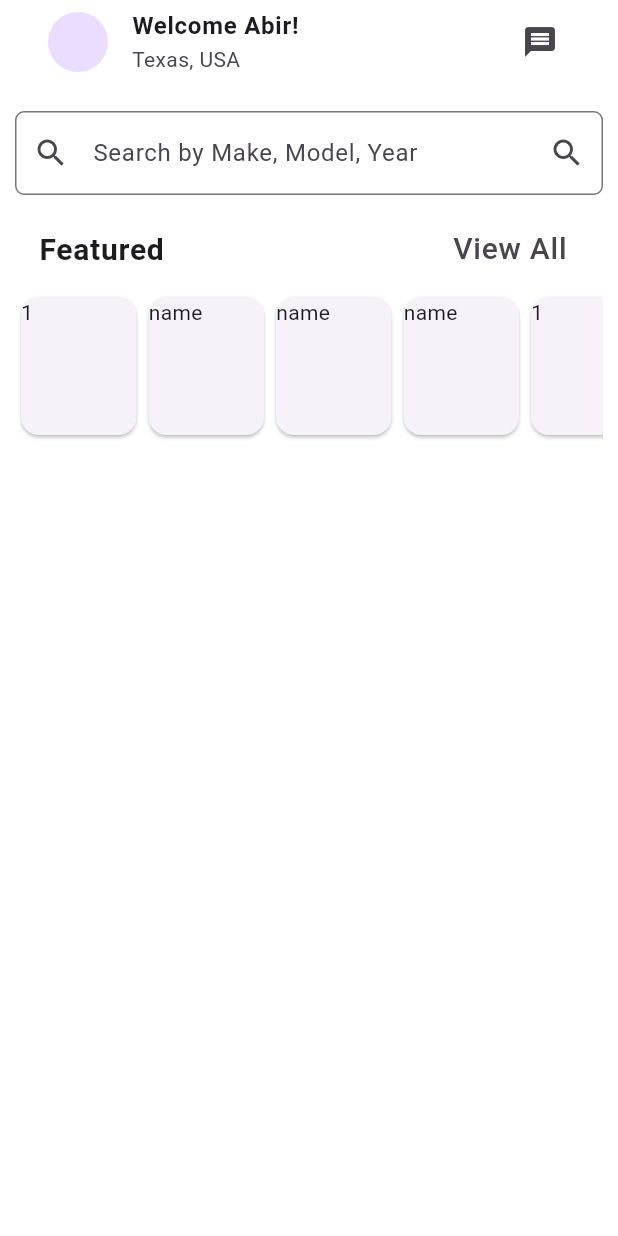
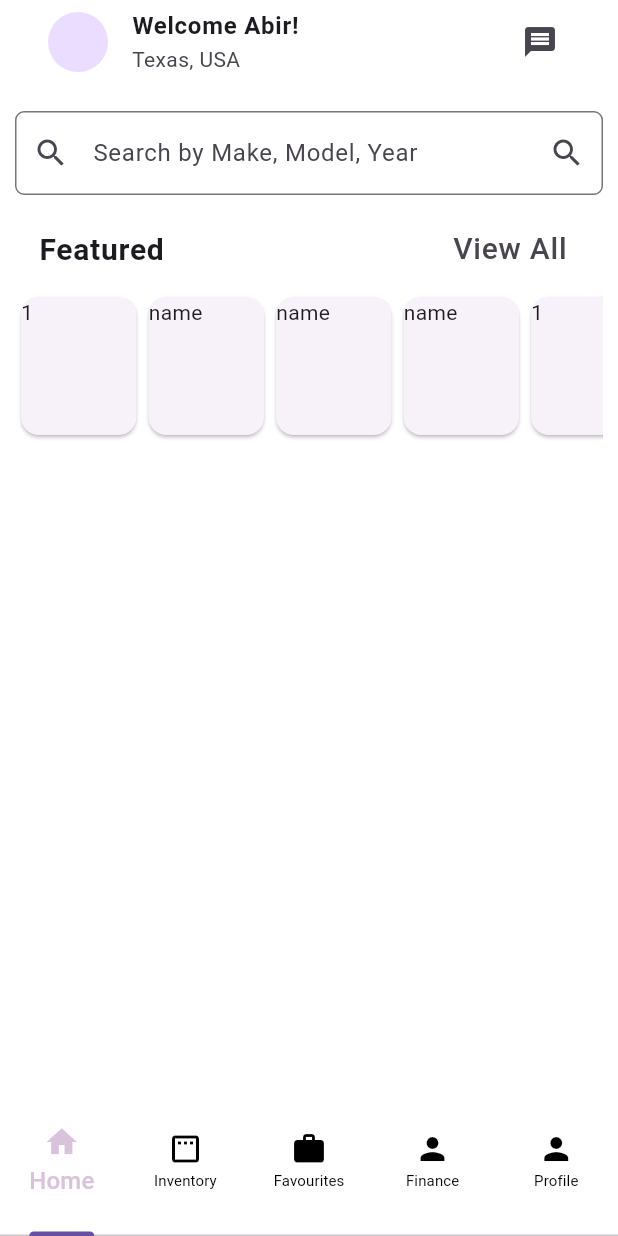
Before and after one commit to Tarikul69/car_01, a Flutter app: the login screen opened directly, after a tap on "Login", on a phone screen of 412 x 824 dp. Run offline on Flutter 3.47's test engine with Material 3 defaults, Android fonts, the phone set to English and light mode, and no system bars; our stand-ins replace get; missing offline and left inert: onboarding.

Commit message:
Update - Navbar

```diff
--- /dev/null
+++ b/lib/components/navbar.dart
@@ -0,0 +1,46 @@
+import 'package:car_01/widgets/favourites/favourits.dart';
+import 'package:car_01/widgets/finance/finance.dart';
+import 'package:car_01/widgets/home/home.dart';
+import 'package:car_01/widgets/inventory/inventory.dart';
+import 'package:car_01/widgets/profile/profile.dart';
+import 'package:flutter/material.dart';
+
+class navbar extends StatelessWidget {
+  const navbar({Key? key}) : super(key: key);
+  @override
+  Widget build(BuildContext context) {
+    return DefaultTabController(
+      length: 5,
+      child: Scaffold(
+        body: TabBarView(
+          children: [
+            home(),
+            inventory(),
+            finance(),
+            favourits(),
+            profile(),
+          ],
+        ),
+        bottomNavigationBar: Container(
+          height: 100,
+          width: MediaQuery.of(context).size.width,
+          child: TabBar(
+            indicatorWeight: .1,
+            labelStyle: TextStyle(fontSize: 16, fontWeight: FontWeight.w500),
+            unselectedLabelStyle:
+                TextStyle(fontSize: 10, fontWeight: FontWeight.normal),
+            unselectedLabelColor: Colors.black,
+            labelColor: Color.fromARGB(255, 217, 195, 220),
+            tabs: [
+              Tab(text: "Home", icon: Icon(Icons.home)),
+              Tab(text: "Inventory", icon: Icon(Icons.padding_outlined)),
+              Tab(text: "Favourites", icon: Icon(Icons.work)),
+              Tab(text: "Finance", icon: Icon(Icons.person)),
+              Tab(text: "Profile", icon: Icon(Icons.person)),
+            ],
+          ),
+        ),
+      ),
+    );
+  }
+}
--- a/lib/login-registration/login.dart
+++ b/lib/login-registration/login.dart
@@ -1,3 +1,4 @@
+import 'package:car_01/components/navbar.dart';
 import 'package:car_01/login-registration/registration.dart';
 import 'package:car_01/widgets/home/home.dart';
 import 'package:flutter/material.dart';
@@ -37,7 +38,8 @@
                   fontSize: 30,
                   fontWeight: FontWeight.bold,
                 ),
-                )),
+              ),
+            ),
             SizedBox(
               height: 20,
             ),
@@ -102,7 +104,7 @@
             ),
             ElevatedButton(
               onPressed: () {
-                Get.offAll(home());
+                Get.offAll(navbar());
               },
               style: ElevatedButton.styleFrom(
                   fixedSize: Size(MediaQuery.of(context).size.width, 60),
--- /dev/null
+++ b/lib/widgets/finance/finance.dart
@@ -0,0 +1,18 @@
+import 'package:flutter/material.dart';
+
+class finance extends StatelessWidget {
+  const finance({super.key});
+
+  @override
+  Widget build(BuildContext context) {
+    return Scaffold(
+      appBar: AppBar(
+        centerTitle: true,
+        title: Text(
+          "Finance",
+          style: TextStyle(fontWeight: FontWeight.bold),
+        ),
+      ),
+    );
+  }
+}
--- a/lib/widgets/home/home.dart
+++ b/lib/widgets/home/home.dart
@@ -1,3 +1,4 @@
+import 'package:car_01/components/navbar.dart';
 import 'package:flutter/material.dart';
 import 'package:car_01/components/card.dart';
 
@@ -68,7 +69,6 @@
               ),
             ],
           ),
-      ),
-    );
+        ));
   }
 }
--- /dev/null
+++ b/lib/widgets/inventory/inventory.dart
@@ -0,0 +1,18 @@
+import 'package:flutter/material.dart';
+
+class inventory extends StatelessWidget {
+  const inventory({super.key});
+
+  @override
+  Widget build(BuildContext context) {
+    return Scaffold(
+      appBar: AppBar(
+        centerTitle: true,
+        title: Text(
+          "Inventory",
+          style: TextStyle(fontWeight: FontWeight.bold),
+        ),
+      ),
+    );
+  }
+}
--- /dev/null
+++ b/lib/widgets/profile/profile.dart
@@ -0,0 +1,18 @@
+import 'package:flutter/material.dart';
+
+class profile extends StatelessWidget {
+  const profile({super.key});
+
+  @override
+  Widget build(BuildContext context) {
+    return Scaffold(
+      appBar: AppBar(
+        centerTitle: true,
+        title: Text(
+          "Profile",
+          style: TextStyle(fontWeight: FontWeight.bold),
+        ),
+      ),
+    );
+  }
+}
```
Also changed, not shown: lib/widgets/favourites/favourits.dart (added, +18 -0 lines). Lines whose indentation alone changed are shown as unchanged.
